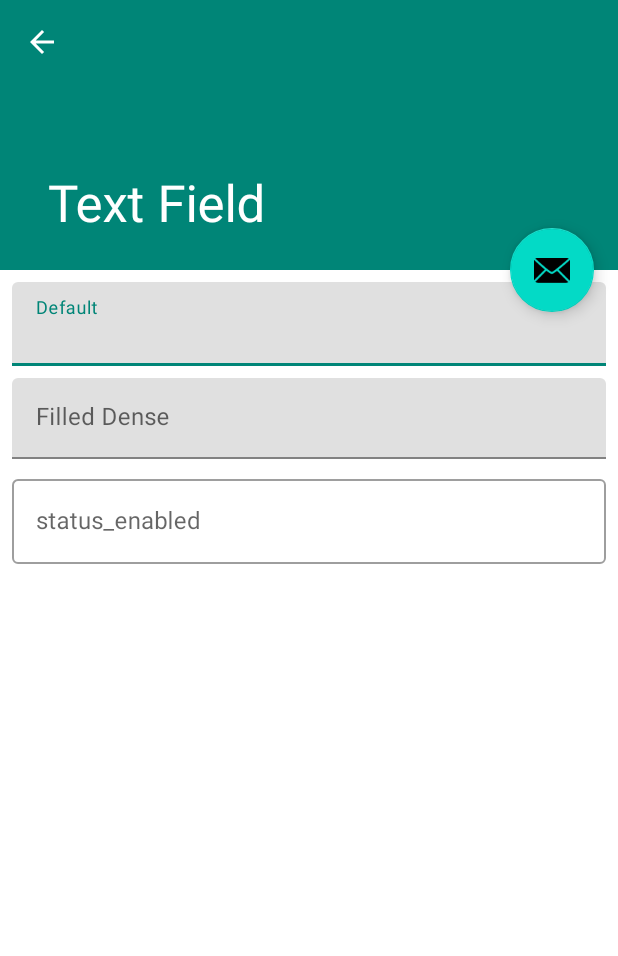
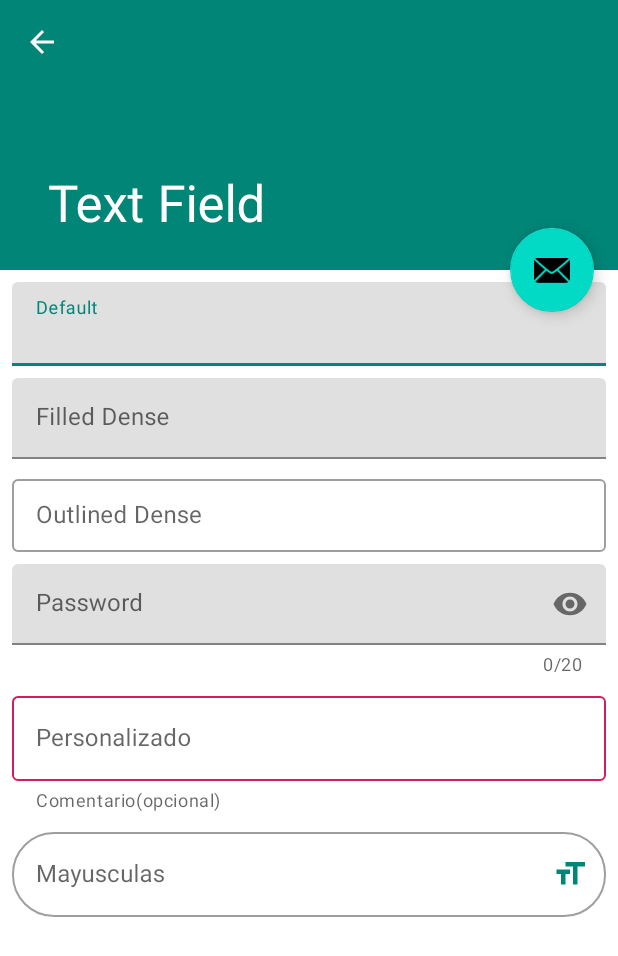
Before and after one commit to ArmandoRomero33/MDCOMPONENTS, an Android app: the screen it shows after launch (ScrollActivity), after a tap on "Text Field", on a phone screen of 412 x 824 dp. Shown: the top 956 px of the screen. Run offline under Robolectric (Android 15) with nearby library versions, the phone set to English and light mode, and no system bars; our stand-ins replace ButterKnife; 1 statement that could not run was skipped.

Commit message:
Textos completos

```diff
--- a/app/src/main/java/com/alain/cursos/mdcomponents/fragments/TextfildFragment.java
+++ b/app/src/main/java/com/alain/cursos/mdcomponents/fragments/TextfildFragment.java
@@ -4,6 +4,8 @@ import android.os.Bundle;
 
 import androidx.fragment.app.Fragment;
 
+import android.text.Editable;
+import android.text.TextWatcher;
 import android.view.LayoutInflater;
 import android.view.View;
 import android.view.ViewGroup;
@@ -11,20 +13,27 @@ import android.view.ViewGroup;
 import com.alain.cursos.mdcomponents.R;
 import com.alain.cursos.mdcomponents.utils.Component;
 import com.alain.cursos.mdcomponents.utils.Constants;
+import com.google.android.material.textfield.TextInputEditText;
+import com.google.android.material.textfield.TextInputLayout;
 
+import butterknife.BindView;
+import butterknife.ButterKnife;
 import butterknife.Unbinder;
 
-/**
- * A simple {@link Fragment} subclass.
- * Use the {@link TextfildFragment#newInstance} factory method to
- * create an instance of this fragment.
- */
+
 public class TextfildFragment extends Fragment {
 
     public static final String TAG = "Text Field";
 
     private static Component mInstance;
     Unbinder mUnbinder;
+    @BindView(R.id.etPrice)
+    TextInputEditText etPrice;
+    @BindView(R.id.etCapitalLatter)
+    TextInputEditText etCapitalLatter;
+    @BindView(R.id.tilCapitalLatter)
+    TextInputLayout tilCapitalLatter;
+
 
 
     public ButtonFragment() {
@@ -43,37 +52,46 @@ public class TextfildFragment extends Fragment {
         // Required empty public constructor
     }
 
-    /**
-     * Use this factory method to create a new instance of
-     * this fragment using the provided parameters.
-     *
-     * @param param1 Parameter 1.
-     * @param param2 Parameter 2.
-     * @return A new instance of fragment TextfildFragment.
-     */
-    // TODO: Rename and change types and number of parameters
-    public static TextfildFragment newInstance(String param1, String param2) {
-        TextfildFragment fragment = new TextfildFragment();
-        Bundle args = new Bundle();
-        args.putString(ARG_PARAM1, param1);
-        args.putString(ARG_PARAM2, param2);
-        fragment.setArguments(args);
-        return fragment;
-    }
 
-    @Override
-    public void onCreate(Bundle savedInstanceState) {
-        super.onCreate(savedInstanceState);
-        if (getArguments() != null) {
-            mParam1 = getArguments().getString(ARG_PARAM1);
-            mParam2 = getArguments().getString(ARG_PARAM2);
-        }
-    }
 
     @Override
     public View onCreateView(LayoutInflater inflater, ViewGroup container,
                              Bundle savedInstanceState) {
         // Inflate the layout for this fragment
-        return inflater.inflate(R.layout.fragment_textfild, container, false);
+        View view = inflater.inflate(R.layout.fragment_textfild, container, false);
+        mUnbinder = ButterKnife.bind(this,view);
+
+        tilCapitalLatter.setEndIconOnLongClickListener(view1 -> (
+                if (etCapitalLatter.getText() 1= null) (
+                String String contentStr = etCapitalLatter.getText().toString();
+                etCapitalLatter.setText(contentStr.toUpperCase());
+                )
+                    ));
+
+        etPrice.addTextChangedListener(new TextWatcher() {
+            @Override
+            public void beforeTextChanged(CharSequence charSequence, int i, int i1, int i2) {
+
+            }
+
+            @Override
+            public void onTextChanged(CharSequence charSequence, int i, int i1, int i2) {
+
+            }
+
+            @Override
+            public void afterTextChanged(Editable editable) {
+                if (!editable.toString().isEmpty() && Integer.valueOf(editable.toString()) < 5)
+                    etPrice.setError(getString(R.string.error_price_min));
+            }
+        });
+
+        return view;
+    }
+
+    @Override
+    public void onDestroyView() {
+        super.onDestroyView();
+        Unbinder.unbind();
     }
 }
--- /dev/null
+++ b/app/src/main/res/drawable/ic_format_siza.xml
@@ -0,0 +1,10 @@
+<vector xmlns:android="http://schemas.android.com/apk/res/android"
+    android:width="24dp"
+    android:height="24dp"
+    android:viewportWidth="24"
+    android:viewportHeight="24"
+    android:tint="?attr/colorControlNormal">
+  <path
+      android:fillColor="@android:color/white"
+      android:pathData="M9,4v3h5v12h3L17,7h5L22,4L9,4zM3,12h3v7h3v-7h3L12,9L3,9v3z"/>
+</vector>
--- /dev/null
+++ b/app/src/main/res/drawable/states_colors_text_field.xml
@@ -0,0 +1,11 @@
+<?xml version="1.0" encoding="utf-8"?>
+<selector xmlns:android="http://schemas.android.com/apk/res/android">
+
+    <item
+        android:state_active="true"
+        android:color="@color/colorAccent"/>
+
+    <item
+        android:state_focused="true"
+        android:color="@color/colorPrimaryDark"/>
+</selector>
--- a/app/src/main/res/layout/fragment_textfild.xml
+++ b/app/src/main/res/layout/fragment_textfild.xml
@@ -3,6 +3,7 @@
     xmlns:tools="http://schemas.android.com/tools"
     android:layout_width="match_parent"
     android:layout_height="match_parent"
+    xmlns:app="http://schemas.android.com/apk/res-auto"
     android:orientation="vertical"
     android:paddingStart="@dimen/common_padding_default"
     android:paddingEnd="@dimen/common_padding_default"
@@ -36,12 +37,66 @@
         android:layout_width="match_parent"
         android:layout_height="wrap_content"
         android:layout_marginTop="@dimen/common_padding_default"
-        android:hint="status_enabled"
-        style="@style/Widget.MaterialComponents.TextInputLayout.OutlinedBox">
+        android:hint="@string/status_outlined_dense_enabled"
+        style="@style/Widget.MaterialComponents.TextInputLayout.OutlinedBox.Dense">
         <com.google.android.material.textfield.TextInputEditText
             android:layout_width="match_parent"
             android:layout_height="wrap_content"
             android:inputType="numberDecimal"/>
     </com.google.android.material.textfield.TextInputLayout>
 
+
+    <com.google.android.material.textfield.TextInputLayout
+        android:layout_width="match_parent"
+        android:layout_height="wrap_content"
+        android:layout_marginTop="@dimen/common_padding_default"
+        android:hint="@string/hint_password"
+        app:endIconMode="password_toggle"
+        app:counterMaxLength="20"
+        app:counterEnabled="true"
+        style="@style/Widget.MaterialComponents.TextInputLayout.FilledBox.Dense">
+        <com.google.android.material.textfield.TextInputEditText
+            android:layout_width="match_parent"
+            android:layout_height="wrap_content"
+            android:inputType="textPassword"/>
+    </com.google.android.material.textfield.TextInputLayout>
+
+
+    <com.google.android.material.textfield.TextInputLayout
+        android:layout_width="match_parent"
+        android:layout_height="wrap_content"
+        android:layout_marginTop="@dimen/common_padding_default"
+        android:hint="@string/status_custom"
+        app:boxStrokeColor="@drawable/states_colors_text_field"
+        app:hintEnabled="true"
+        app:helperText="@string/helper_comment_optional"
+        app:endIconMode="clear_text"
+        style="@style/Widget.MaterialComponents.TextInputLayout.OutlinedBox">
+        <com.google.android.material.textfield.TextInputEditText
+            android:layout_width="match_parent"
+            android:layout_height="wrap_content"
+            android:inputType="textMultiLine"
+            android:maxLines="3"/>
+
+    </com.google.android.material.textfield.TextInputLayout><com.google.android.material.textfield.TextInputLayout
+    android:id="@+id/tilCapitalLatter"
+    android:layout_width="match_parent"
+    android:layout_height="wrap_content"
+    android:layout_marginTop="@dimen/common_padding_default"
+    android:hint="@string/hint_capital_letter"
+    style="@style/Widget.MaterialComponents.TextInputLayout.OutlinedBox"
+    app:boxCornerRadiusBottomStart="@dimen/circle_radius"
+    app:boxCornerRadiusTopEnd="@dimen/circle_radius"
+    app:boxCornerRadiusBottomEnd="@dimen/circle_radius"
+    app:boxCornerRadiusTopStart="@dimen/circle_radius"
+    app:endIconMode="custom"
+    app:endIconDrawable="@drawable/ic_format_siza"
+    app:endIconTint="@color/colorPrimary">
+    <com.google.android.material.textfield.TextInputEditText
+        android:id="@+id/etCapitalLatter"
+        android:layout_width="match_parent"
+        android:layout_height="wrap_content"
+        android:inputType="numberDecimal"/>
+</com.google.android.material.textfield.TextInputLayout>
+
 </LinearLayout>
--- a/app/src/main/res/values/dimens.xml
+++ b/app/src/main/res/values/dimens.xml
@@ -6,4 +6,5 @@
     <dimen name="text_margin">16dp</dimen>
     <dimen name="common_padding_default">8dp</dimen>
     <dimen name="common_padding_bottom_scroll">64dp</dimen>
+    <dimen name="circle_radius">28dp</dimen>
 </resources>
```
